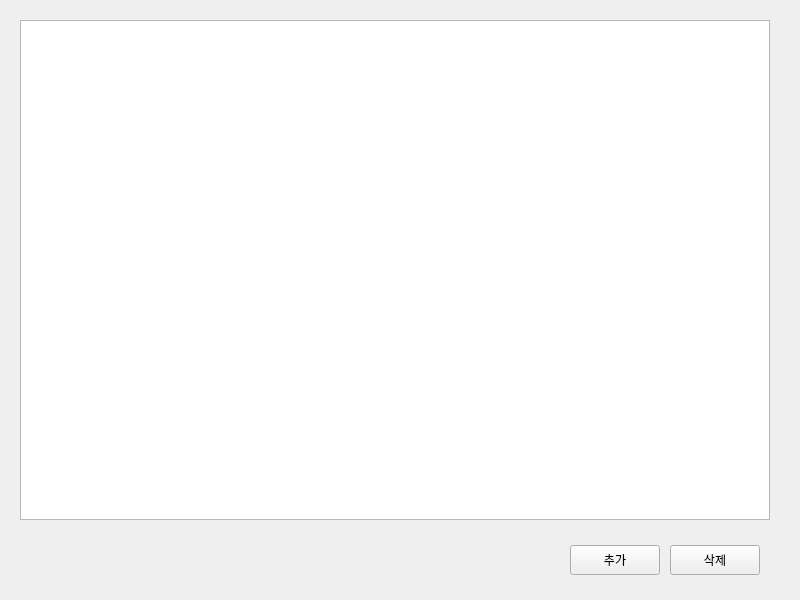
First picture: the form in mainpagewidget.ui, repository shear99/AddressBook, before the edit.
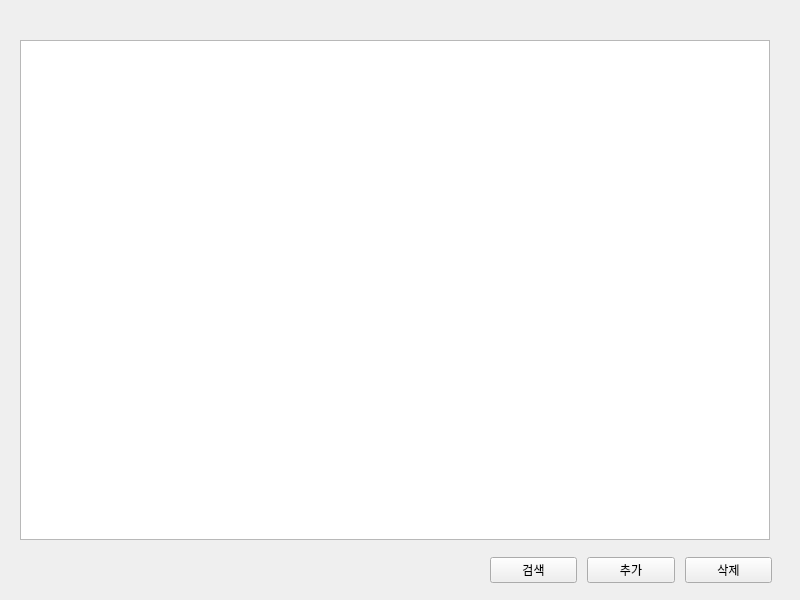
Second picture: the form after the edit.

Commit message: - 인원 추가(Add) 시 메인 화면 hide() - 즐겨찾기열 더블클릭 금지 조건 추가

The edit to the form file:
```diff
--- a/mainpagewidget.ui
+++ b/mainpagewidget.ui
@@ -17,37 +17,47 @@
    <property name="geometry">
     <rect>
      <x>20</x>
-     <y>20</y>
+     <y>40</y>
      <width>750</width>
      <height>500</height>
     </rect>
    </property>
   </widget>
-  <widget class="QPushButton" name="addButton">
+  <widget class="QWidget" name="horizontalLayoutWidget">
    <property name="geometry">
     <rect>
-     <x>570</x>
-     <y>545</y>
-     <width>90</width>
-     <height>30</height>
+     <x>490</x>
+     <y>530</y>
+     <width>282</width>
+     <height>80</height>
     </rect>
    </property>
-   <property name="text">
-    <string>추가</string>
-   </property>
-  </widget>
-  <widget class="QPushButton" name="deleteButton">
-   <property name="geometry">
-    <rect>
-     <x>670</x>
-     <y>545</y>
-     <width>90</width>
-     <height>30</height>
-    </rect>
-   </property>
-   <property name="text">
-    <string>삭제</string>
-   </property>
+   <layout class="QHBoxLayout" name="horizontalLayout" stretch="0,0,0">
+    <property name="spacing">
+     <number>10</number>
+    </property>
+    <item>
+     <widget class="QPushButton" name="searchButton">
+      <property name="text">
+       <string>검색</string>
+      </property>
+     </widget>
+    </item>
+    <item>
+     <widget class="QPushButton" name="addButton">
+      <property name="text">
+       <string>추가</string>
+      </property>
+     </widget>
+    </item>
+    <item>
+     <widget class="QPushButton" name="deleteButton">
+      <property name="text">
+       <string>삭제</string>
+      </property>
+     </widget>
+    </item>
+   </layout>
   </widget>
  </widget>
  <resources/>
```
The commit also changes 2 other files.
